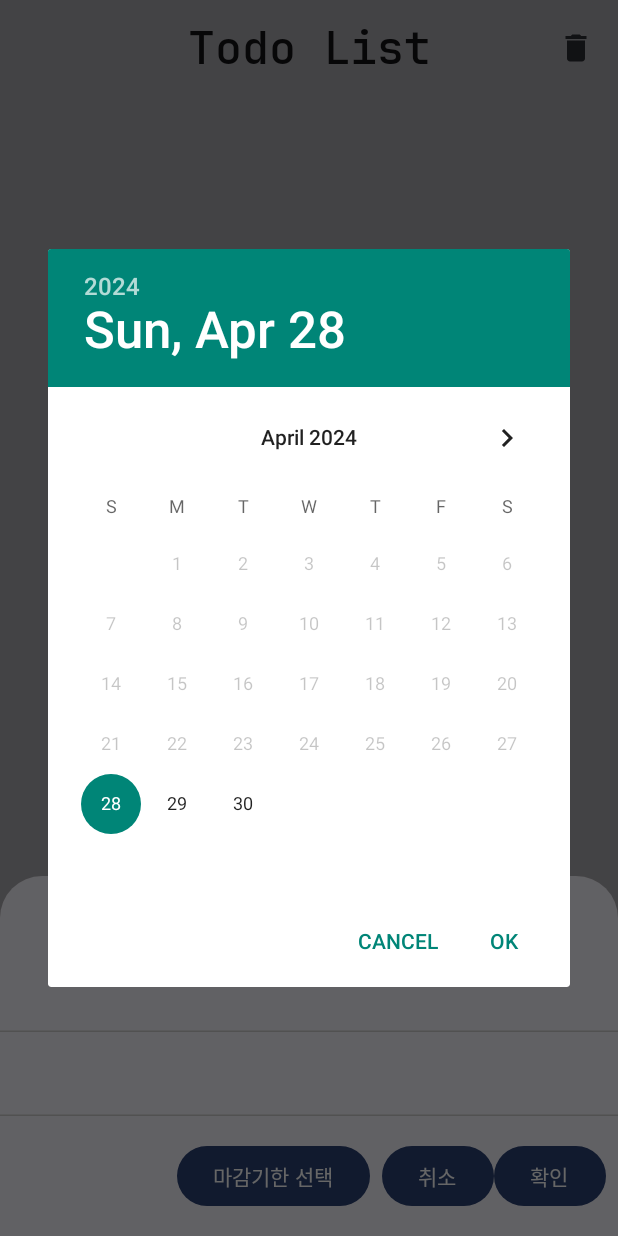
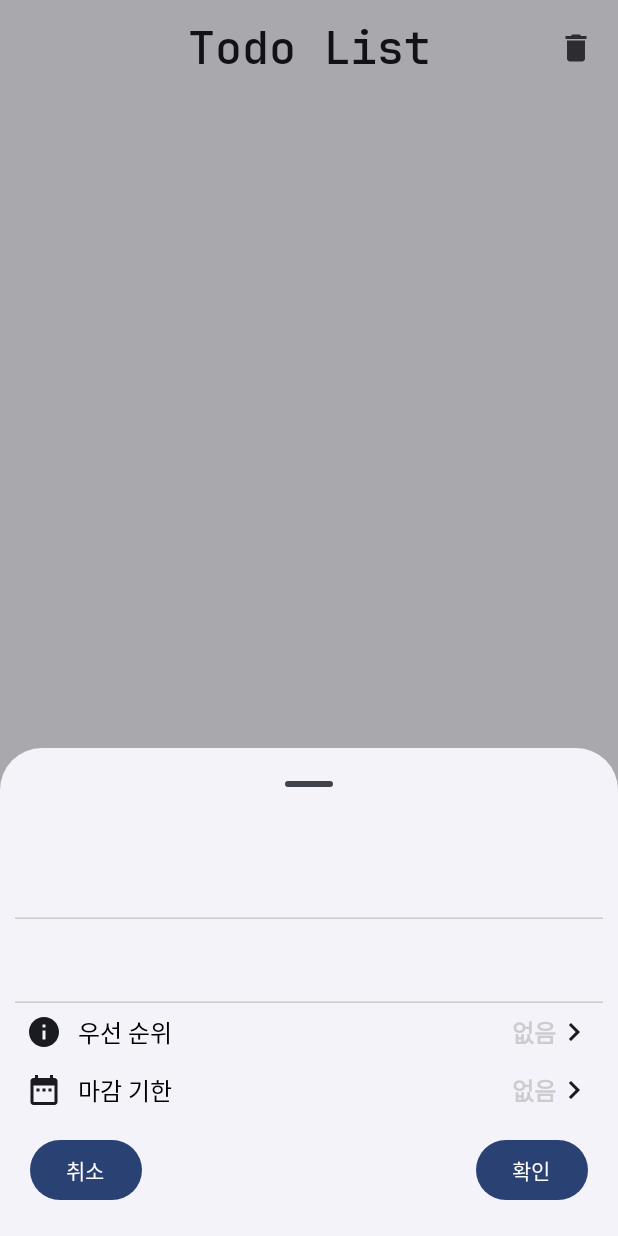
Before and after one commit to vmkmym/android-templates, an Android app built with Jetpack Compose: the screen it shows after launch (MainActivity), after a tap on "Add Todo", on a phone screen of 412 x 824 dp. Run offline under Robolectric (Android 15) with nearby library versions, the phone set to English and light mode, and no system bars; our stand-ins replace Room's generated code.

Commit message:
feat: 우선 순위 드랍다운 기능 구현, 마감 기한 버튼 리팩토링 및 함수화, 세부 UI 수정

```diff
--- a/app/src/main/java/com/example/composeproject/view/TodoListScreen.kt
+++ b/app/src/main/java/com/example/composeproject/view/TodoListScreen.kt
@@ -5,6 +5,7 @@ package com.example.composeproject.view
 import android.app.DatePickerDialog
 import androidx.compose.foundation.clickable
 import androidx.compose.foundation.layout.Arrangement
+import androidx.compose.foundation.layout.Box
 import androidx.compose.foundation.layout.Column
 import androidx.compose.foundation.layout.Row
 import androidx.compose.foundation.layout.Spacer
@@ -17,14 +18,20 @@ import androidx.compose.foundation.shape.CircleShape
 import androidx.compose.foundation.text.KeyboardOptions
 import androidx.compose.material.icons.Icons
 import androidx.compose.material.icons.filled.Create
+import androidx.compose.material.icons.filled.DateRange
 import androidx.compose.material.icons.filled.Delete
+import androidx.compose.material.icons.filled.Info
+import androidx.compose.material.icons.filled.KeyboardArrowRight
 import androidx.compose.material3.Button
 import androidx.compose.material3.CenterAlignedTopAppBar
 import androidx.compose.material3.Checkbox
+import androidx.compose.material3.DropdownMenu
+import androidx.compose.material3.DropdownMenuItem
 import androidx.compose.material3.ExperimentalMaterial3Api
 import androidx.compose.material3.FloatingActionButton
 import androidx.compose.material3.Icon
 import androidx.compose.material3.IconButton
+import androidx.compose.material3.MenuDefaults
 import androidx.compose.material3.ModalBottomSheet
 import androidx.compose.material3.Scaffold
 import androidx.compose.material3.SheetState
@@ -33,9 +40,9 @@ import androidx.compose.material3.TextField
 import androidx.compose.material3.TextFieldDefaults
 import androidx.compose.material3.rememberModalBottomSheetState
 import androidx.compose.runtime.Composable
-import androidx.compose.runtime.LaunchedEffect
 import androidx.compose.runtime.collectAsState
 import androidx.compose.runtime.getValue
+import androidx.compose.runtime.mutableIntStateOf
 import androidx.compose.runtime.mutableStateOf
 import androidx.compose.runtime.remember
 import androidx.compose.runtime.rememberCoroutineScope
@@ -62,6 +69,8 @@ import java.text.SimpleDateFormat
 import java.util.Calendar
 import java.util.Date
 import java.util.Locale
+
+//TODO: 정렬 버튼을 누르면 생성일 기준, 마감기한 내림차순, 마감기한 오름차순, 우선순위 내림차순, 우선순위 오름차순. 만약 마감기한이나 우선순위 기준으로 정렬을 했는데 해당값이 없음이면, 생성일 기준으로 대체.
 
 @Composable
 @ExperimentalMaterial3Api
@@ -119,16 +128,6 @@ private fun ModalSheet(
     onDismissRequest: () -> Unit
 ) {
     val keyboardController = LocalSoftwareKeyboardController.current
-    var selectedDate by remember { mutableStateOf<Date?>(null) }
-    var selectedTodo by remember { mutableStateOf<TodoItem?>(null) }
-
-    if (selectedDate == null) {
-        SelectYearMonthDay { year, month, day ->
-            val calendar = Calendar.getInstance()
-            calendar.set(year, month - 1, day)
-            selectedDate = calendar.time
-        }
-    }
 
     ModalBottomSheet(
         sheetState = sheetState,
@@ -140,7 +139,11 @@ private fun ModalSheet(
             }
         },
         content = {
-            Column {
+            Column(
+                modifier = Modifier
+                    .fillMaxWidth()
+                    .padding(10.dp)
+            ) {
                 TextField(
                     value = viewModel.todoTitleState,
                     onValueChange = viewModel::onTodoTitleChanged,
@@ -167,21 +170,19 @@ private fun ModalSheet(
                     modifier = Modifier.fillMaxWidth(),
                     keyboardOptions = KeyboardOptions(imeAction = ImeAction.Done)
                 )
+
+                // 우선 순위 드랍다운 버튼
+                PriorityDropdownButton()
+
+                // 마감 기한 버튼
+                DeadlineButton(viewModel)
+
                 Row(
                     modifier = Modifier
-                        .align(Alignment.End)
-                        .padding(top = 16.dp, bottom = 16.dp, start = 8.dp, end = 8.dp),
+                        .fillMaxWidth()
+                        .padding(10.dp),
+                    horizontalArrangement = Arrangement.SpaceBetween
                 ) {
-                    // 마감기한을 선택하는 버튼 (사용자 선택사항)
-                    Button(
-                        onClick = {
-                            viewModel.dueDateState = selectedDate
-                            selectedDate = null
-                        }
-                    ) {
-                        Text("마감기한 선택")
-                    }
-                    Spacer(modifier = Modifier.padding(end = 8.dp))
                     Button(
                         onClick = {
                             scope.launch {
@@ -248,9 +249,7 @@ fun TodoListCard(
                 } else {
                     viewModel.onTodoDeselected(todoItem)
                 }
-            },
-            modifier = Modifier
-                .padding(top = 5.dp, start = 5.dp, end = 5.dp)
+            }
         )
         TodoList(it = todoItem)
     }
@@ -259,10 +258,23 @@ fun TodoListCard(
 
 @Composable
 private fun TodoList(it: TodoItem) {
-    Column(
-        modifier = Modifier
-            .padding(start = 10.dp, bottom = 10.dp)
+    val priorities = listOf(" ", "!", "!!", "!!!")
+    val index = it.priority % priorities.size
+    val priorityText = priorities[index]
+
+    Row(
+        modifier = Modifier.fillMaxWidth(),
+        verticalAlignment = Alignment.CenterVertically
     ) {
+        Text(
+            text = priorityText,
+            style = TextStyle(
+                color = Color.Red,
+                fontSize = 14.sp,
+                fontFamily = FontFamily(Font(R.font.jetbrains))
+            )
+        )
+        Column {
             Text(
                 text = it.title,
                 style = TextStyle(
@@ -271,7 +283,6 @@ private fun TodoList(it: TodoItem) {
                     fontFamily = FontFamily(Font(R.font.jetbrains))
                 )
             )
-
             Text(
                 text = it.description,
                 style = TextStyle(
@@ -282,7 +293,7 @@ private fun TodoList(it: TodoItem) {
             )
             Row {
                 Text(
-                text = it.formattedDate,
+                    text = "생성일: ${it.formattedDate}",
                     style = TextStyle(
                         color = Color.LightGray,
                         fontSize = 10.sp,
@@ -295,11 +306,12 @@ private fun TodoList(it: TodoItem) {
                     Text(
                         text = "   마감일: $formattedDueDate",
                         style = TextStyle(
-                        color = Color.Blue,
+                            color = Color.LightGray,
                             fontSize = 10.sp,
                             fontFamily = FontFamily(Font(R.font.jetbrains))
                         )
                     )
+                }
             }
         }
     }
@@ -341,20 +353,135 @@ fun transparentTextFieldColors() = TextFieldDefaults.textFieldColors(
 )
 
 @Composable
-fun SelectYearMonthDay(onDateSelected: (year: Int, month: Int, day: Int) -> Unit) {
+fun PriorityDropdown(
+    priorities: List<String>,
+    selectedPriorityIndex: Int,
+    expanded: Boolean,
+    onExpandedChanged: (Boolean) -> Unit,
+    onPrioritySelected: (Int) -> Unit
+) {
+    Box(
+        modifier = Modifier
+            .clickable { onExpandedChanged(!expanded) }
+    ) {
+        Row {
+            Text(
+                text = priorities[selectedPriorityIndex],
+                style = TextStyle(
+                    color = Color.LightGray,
+                    fontSize = 16.sp,
+                    fontFamily = FontFamily(Font(R.font.jetbrains))
+                )
+            )
+            Icon(Icons.Filled.KeyboardArrowRight, contentDescription = "우선순위 선택")
+        }
+        DropdownMenu(
+            expanded = expanded,
+            onDismissRequest = { onExpandedChanged(false) },
+        ) {
+            priorities.forEachIndexed { index, priority ->
+                DropdownMenuItem(
+                    text = { Text(priority) },
+                    onClick = { onPrioritySelected(index) },
+                    modifier = Modifier.padding(5.dp),
+                    leadingIcon = {},
+                    trailingIcon = {},
+                    colors = MenuDefaults.itemColors(),
+                    contentPadding = MenuDefaults.DropdownMenuItemContentPadding,
+                )
+            }
+        }
+    }
+}
+
+@Composable
+private fun PriorityDropdownButton() {
+    val priorities = listOf("없음", "낮음", "중간", "높음")
+    var selectedPriorityIndex by remember { mutableIntStateOf(0) }
+    var expanded by remember { mutableStateOf(false) }
+    val onExpandedChanged = { newExpanded: Boolean ->
+        expanded = newExpanded
+    }
+    Row(
+        modifier = Modifier
+            .fillMaxWidth()
+            .padding(7.dp),
+        horizontalArrangement = Arrangement.SpaceBetween
+    ) {
+        Row(
+            horizontalArrangement = Arrangement.Start
+        ) {
+            Icon(Icons.Filled.Info, contentDescription = "우선순위 아이콘")
+            Spacer(modifier = Modifier.padding(5.dp))
+            Text(
+                text = "우선 순위",
+                style = TextStyle(
+                    color = Color.Black,
+                    fontSize = 16.sp
+                )
+            )
+        }
+        PriorityDropdown(
+            priorities = priorities,
+            selectedPriorityIndex = selectedPriorityIndex,
+            expanded = expanded,
+            onExpandedChanged = onExpandedChanged,
+            onPrioritySelected = { index ->
+                selectedPriorityIndex = index
+                onExpandedChanged(false)
+            }
+        )
+    }
+}
+
+@Composable
+fun DeadlineButton(viewModel: TodoViewModel) {
+    var selectedDate by remember { mutableStateOf<Date?>(null) }
     val context = LocalContext.current
     val calendar = Calendar.getInstance()
     val year = calendar.get(Calendar.YEAR)
     val month = calendar.get(Calendar.MONTH)
     val day = calendar.get(Calendar.DAY_OF_MONTH)
 
-    LaunchedEffect(key1 = true) {
-        val datePickerDialog =
+    Row(
+        modifier = Modifier
+            .fillMaxWidth()
+            .padding(7.dp)
+            .clickable { // 클릭 시 캘린더를 표시
                 DatePickerDialog(context, { _, selectedYear, selectedMonth, selectedDay ->
-                onDateSelected(selectedYear, selectedMonth + 1, selectedDay)
-            }, year, month, day)
-
-        datePickerDialog.datePicker.minDate = calendar.timeInMillis
-        datePickerDialog.show()
+                    calendar.set(selectedYear, selectedMonth, selectedDay)
+                    selectedDate = calendar.time
+                    viewModel.dueDateState = selectedDate
+                }, year, month, day).show()
+            },
+        horizontalArrangement = Arrangement.SpaceBetween
+    ) {
+        Row(
+            horizontalArrangement = Arrangement.Start
+        ) {
+            Icon(Icons.Filled.DateRange, contentDescription = "마감기한 아이콘")
+            Spacer(modifier = Modifier.padding(5.dp))
+            Text(
+                text = "마감 기한",
+                style = TextStyle(
+                    color = Color.Black,
+                    fontSize = 16.sp
+                )
+            )
+        }
+        Row {
+            Text(
+                /*선택한 마감 날짜를 보이게 함. 마감일 선택 안하면 없음이 기본값*/
+                text = selectedDate?.let {
+                    SimpleDateFormat("yyyy.MM.dd", Locale.getDefault()).format(it)
+                } ?: "없음",
+                style = TextStyle(
+                    color = Color.LightGray,
+                    fontSize = 16.sp,
+                    fontFamily = FontFamily(Font(R.font.jetbrains))
+                )
+            )
+            Icon(Icons.Filled.KeyboardArrowRight, contentDescription = "마감기한 선택")
         }
     }
+}
```
Lines whose indentation alone changed are shown as unchanged.
